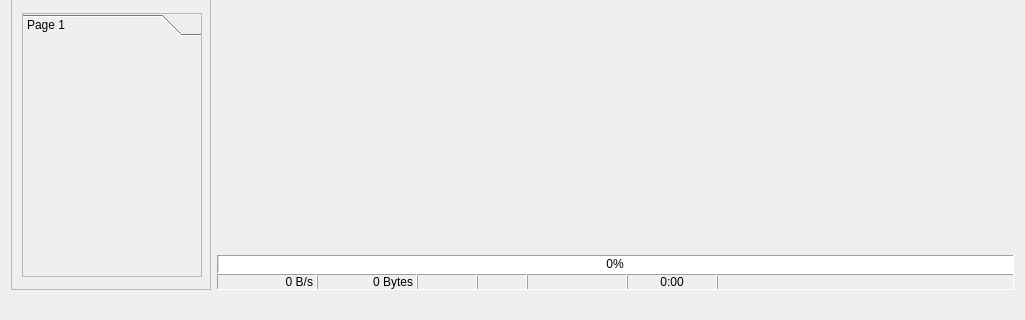
This is UI/forms/MainWindow.ui in Badmaneers/sptool-zenia as Qt 5 draws it before an edit; both pictures show x 0 to 1025 and y 323 to 643 of the 1025 by 643 pixel window. The edited form follows.
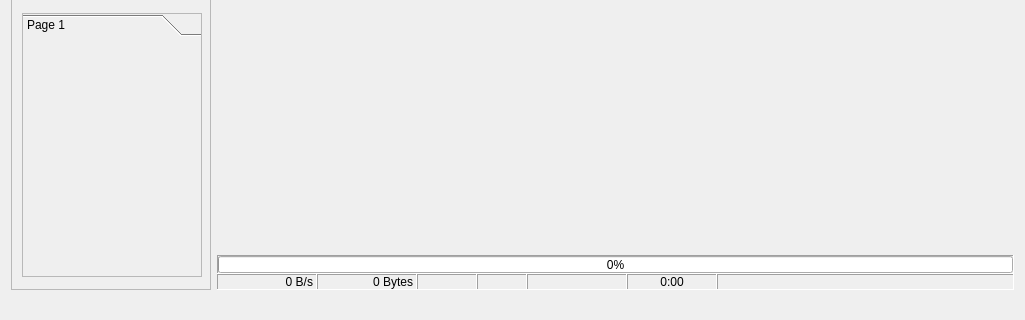
This is the edited form. Icons and pictures are not drawn.

Patch:
```diff
--- a/UI/forms/MainWindow.ui
+++ b/UI/forms/MainWindow.ui
@@ -145,124 +145,6 @@
               <height>17</height>
              </size>
             </property>
-            <property name="palette">
-             <palette>
-              <active>
-               <colorrole role="Button">
-                <brush brushstyle="SolidPattern">
-                 <color alpha="255">
-                  <red>85</red>
-                  <green>170</green>
-                  <blue>255</blue>
-                 </color>
-                </brush>
-               </colorrole>
-               <colorrole role="Base">
-                <brush brushstyle="SolidPattern">
-                 <color alpha="255">
-                  <red>85</red>
-                  <green>170</green>
-                  <blue>255</blue>
-                 </color>
-                </brush>
-               </colorrole>
-               <colorrole role="Window">
-                <brush brushstyle="SolidPattern">
-                 <color alpha="255">
-                  <red>85</red>
-                  <green>170</green>
-                  <blue>255</blue>
-                 </color>
-                </brush>
-               </colorrole>
-               <colorrole role="AlternateBase">
-                <brush brushstyle="SolidPattern">
-                 <color alpha="255">
-                  <red>85</red>
-                  <green>170</green>
-                  <blue>127</blue>
-                 </color>
-                </brush>
-               </colorrole>
-              </active>
-              <inactive>
-               <colorrole role="Button">
-                <brush brushstyle="SolidPattern">
-                 <color alpha="255">
-                  <red>85</red>
-                  <green>170</green>
-                  <blue>255</blue>
-                 </color>
-                </brush>
-               </colorrole>
-               <colorrole role="Base">
-                <brush brushstyle="SolidPattern">
-                 <color alpha="255">
-                  <red>85</red>
-                  <green>170</green>
-                  <blue>255</blue>
-                 </color>
-                </brush>
-               </colorrole>
-               <colorrole role="Window">
-                <brush brushstyle="SolidPattern">
-                 <color alpha="255">
-                  <red>85</red>
-                  <green>170</green>
-                  <blue>255</blue>
-                 </color>
-                </brush>
-               </colorrole>
-               <colorrole role="AlternateBase">
-                <brush brushstyle="SolidPattern">
-                 <color alpha="255">
-                  <red>85</red>
-                  <green>170</green>
-                  <blue>127</blue>
-                 </color>
-                </brush>
-               </colorrole>
-              </inactive>
-              <disabled>
-               <colorrole role="Button">
-                <brush brushstyle="SolidPattern">
-                 <color alpha="255">
-                  <red>85</red>
-                  <green>170</green>
-                  <blue>255</blue>
-                 </color>
-                </brush>
-               </colorrole>
-               <colorrole role="Base">
-                <brush brushstyle="SolidPattern">
-                 <color alpha="255">
-                  <red>85</red>
-                  <green>170</green>
-                  <blue>255</blue>
-                 </color>
-                </brush>
-               </colorrole>
-               <colorrole role="Window">
-                <brush brushstyle="SolidPattern">
-                 <color alpha="255">
-                  <red>85</red>
-                  <green>170</green>
-                  <blue>255</blue>
-                 </color>
-                </brush>
-               </colorrole>
-               <colorrole role="AlternateBase">
-                <brush brushstyle="SolidPattern">
-                 <color alpha="255">
-                  <red>85</red>
-                  <green>170</green>
-                  <blue>127</blue>
-                 </color>
-                </brush>
-               </colorrole>
-              </disabled>
-             </palette>
-            </property>
             <property name="font">
              <font>
               <weight>50</weight>
@@ -272,9 +154,6 @@
             <property name="autoFillBackground">
              <bool>false</bool>
             </property>
-            <property name="styleSheet">
-             <string notr="true">QProgressBar { border-radius: 0px;text-align: center}</string>
-            </property>
             <property name="value">
              <number>0</number>
             </property>
```
